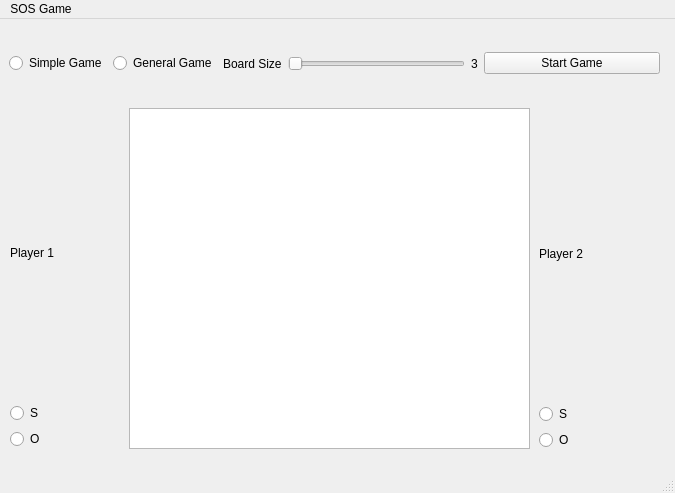
tasn78/SOS-Game, file sosgame.ui: the form before one commit.
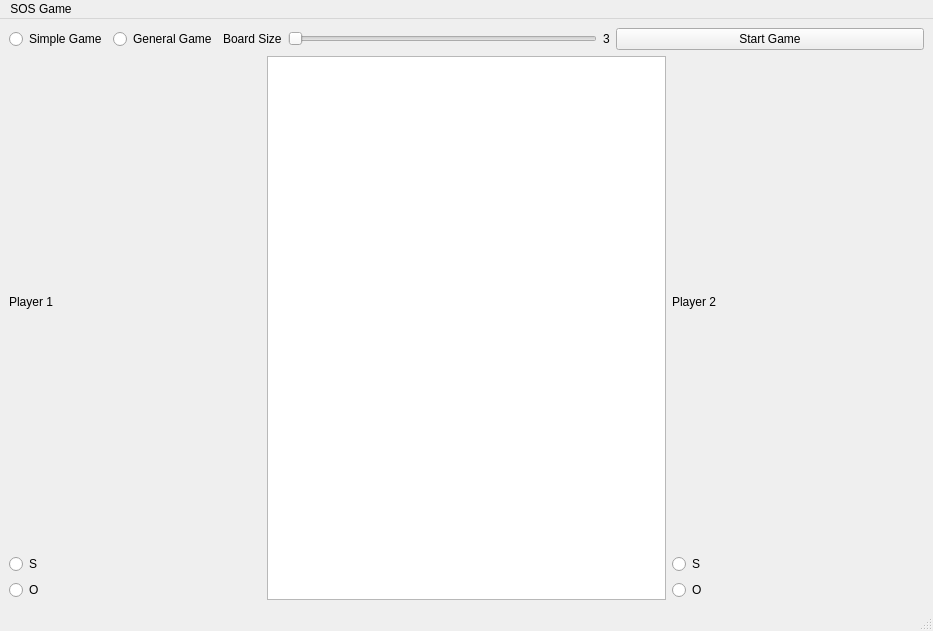
The form after the commit.

Commit message: Updated player moves and alternate players

Patch:
```diff
--- a/sosgame.ui
+++ b/sosgame.ui
@@ -6,8 +6,8 @@
    <rect>
     <x>0</x>
     <y>0</y>
-    <width>675</width>
-    <height>493</height>
+    <width>933</width>
+    <height>631</height>
    </rect>
   </property>
   <property name="sizePolicy">
@@ -32,16 +32,12 @@
      <height>450</height>
     </size>
    </property>
-   <widget class="QWidget" name="horizontalLayoutWidget">
-    <property name="geometry">
-     <rect>
-      <x>9</x>
-      <y>9</y>
-      <width>651</width>
-      <height>71</height>
-     </rect>
-    </property>
+   <layout class="QGridLayout" name="gridLayout">
+    <item row="0" column="0" colspan="3">
     <layout class="QHBoxLayout" name="horizontalLayout">
+      <property name="sizeConstraint">
+       <enum>QLayout::SetNoConstraint</enum>
+      </property>
      <item>
       <widget class="QRadioButton" name="SimpleGameButton">
        <property name="text">
@@ -103,91 +99,47 @@
       </widget>
      </item>
     </layout>
-   </widget>
-   <widget class="QWidget" name="verticalLayoutWidget">
-    <property name="geometry">
-     <rect>
-      <x>10</x>
-      <y>89</y>
-      <width>111</width>
-      <height>341</height>
-     </rect>
-    </property>
-    <layout class="QVBoxLayout" name="verticalLayout">
-     <item>
-      <widget class="QLabel" name="label_3">
-       <property name="text">
-        <string>Player 1</string>
-       </property>
-      </widget>
-     </item>
-     <item>
-      <widget class="QRadioButton" name="player1_S">
-       <property name="text">
-        <string>S</string>
-       </property>
-      </widget>
-     </item>
-     <item>
-      <widget class="QRadioButton" name="player1_O">
-       <property name="text">
-        <string>O</string>
-       </property>
-      </widget>
-     </item>
-    </layout>
-   </widget>
-   <widget class="QWidget" name="verticalLayoutWidget_2">
-    <property name="geometry">
-     <rect>
-      <x>539</x>
-      <y>90</y>
-      <width>121</width>
-      <height>341</height>
-     </rect>
-    </property>
-    <layout class="QVBoxLayout" name="verticalLayout_2">
-     <item>
-      <widget class="QLabel" name="label_4">
-       <property name="text">
-        <string>Player 2</string>
-       </property>
-      </widget>
-     </item>
-     <item>
-      <widget class="QRadioButton" name="player2_S">
-       <property name="text">
-        <string>S</string>
-       </property>
-      </widget>
-     </item>
-     <item>
-      <widget class="QRadioButton" name="player2_O">
-       <property name="text">
-        <string>O</string>
-       </property>
-      </widget>
-     </item>
-    </layout>
-   </widget>
-   <widget class="QWidget" name="gridLayoutWidget">
-    <property name="geometry">
-     <rect>
-      <x>129</x>
-      <y>89</y>
-      <width>401</width>
-      <height>341</height>
-     </rect>
-    </property>
-    <layout class="QGridLayout" name="GameBoard">
+    </item>
+    <item row="2" column="1">
+     <layout class="QGridLayout" name="GameBoard" columnstretch="0">
      <property name="sizeConstraint">
-      <enum>QLayout::SetNoConstraint</enum>
+       <enum>QLayout::SetMaximumSize</enum>
      </property>
      <property name="rightMargin">
       <number>0</number>
      </property>
+      <property name="horizontalSpacing">
+       <number>3</number>
+      </property>
      <item row="0" column="0">
       <widget class="QTableWidget" name="SOSGameBoard">
+        <property name="sizePolicy">
+         <sizepolicy hsizetype="Preferred" vsizetype="Preferred">
+          <horstretch>0</horstretch>
+          <verstretch>0</verstretch>
+         </sizepolicy>
+        </property>
+        <property name="minimumSize">
+         <size>
+          <width>399</width>
+          <height>339</height>
+         </size>
+        </property>
+        <property name="sizeIncrement">
+         <size>
+          <width>4</width>
+          <height>1</height>
+         </size>
+        </property>
+        <property name="verticalScrollBarPolicy">
+         <enum>Qt::ScrollBarAlwaysOff</enum>
+        </property>
+        <property name="horizontalScrollBarPolicy">
+         <enum>Qt::ScrollBarAlwaysOff</enum>
+        </property>
+        <property name="sizeAdjustPolicy">
+         <enum>QAbstractScrollArea::AdjustIgnored</enum>
+        </property>
        <attribute name="horizontalHeaderVisible">
         <bool>false</bool>
        </attribute>
@@ -197,14 +149,83 @@
       </widget>
      </item>
     </layout>
-   </widget>
+    </item>
+    <item row="2" column="2">
+     <layout class="QVBoxLayout" name="verticalLayout_2">
+      <property name="sizeConstraint">
+       <enum>QLayout::SetMinimumSize</enum>
+      </property>
+      <item>
+       <widget class="QLabel" name="label_4">
+        <property name="sizePolicy">
+         <sizepolicy hsizetype="Minimum" vsizetype="Minimum">
+          <horstretch>0</horstretch>
+          <verstretch>0</verstretch>
+         </sizepolicy>
+        </property>
+        <property name="text">
+         <string>Player 2</string>
+        </property>
+       </widget>
+      </item>
+      <item>
+       <widget class="QRadioButton" name="player2_S">
+        <property name="text">
+         <string>S</string>
+        </property>
+       </widget>
+      </item>
+      <item>
+       <widget class="QRadioButton" name="player2_O">
+        <property name="text">
+         <string>O</string>
+        </property>
+       </widget>
+      </item>
+     </layout>
+    </item>
+    <item row="2" column="0">
+     <layout class="QVBoxLayout" name="verticalLayout">
+      <property name="sizeConstraint">
+       <enum>QLayout::SetMinimumSize</enum>
+      </property>
+      <item>
+       <widget class="QLabel" name="label_3">
+        <property name="sizePolicy">
+         <sizepolicy hsizetype="Minimum" vsizetype="Minimum">
+          <horstretch>0</horstretch>
+          <verstretch>0</verstretch>
+         </sizepolicy>
+        </property>
+        <property name="text">
+         <string>Player 1</string>
+        </property>
+       </widget>
+      </item>
+      <item>
+       <widget class="QRadioButton" name="player1_S">
+        <property name="text">
+         <string>S</string>
+        </property>
+       </widget>
+      </item>
+      <item>
+       <widget class="QRadioButton" name="player1_O">
+        <property name="text">
+         <string>O</string>
+        </property>
+       </widget>
+      </item>
+     </layout>
+    </item>
+   </layout>
   </widget>
   <widget class="QMenuBar" name="menubar">
    <property name="geometry">
     <rect>
      <x>0</x>
      <y>0</y>
-     <width>675</width>
+     <width>933</width>
      <height>21</height>
     </rect>
    </property>
```
Left out of the diff: 6 changed lines with no effect on the pictures. Lines whose indentation alone changed are shown as unchanged. The commit also changes 4 other files.
